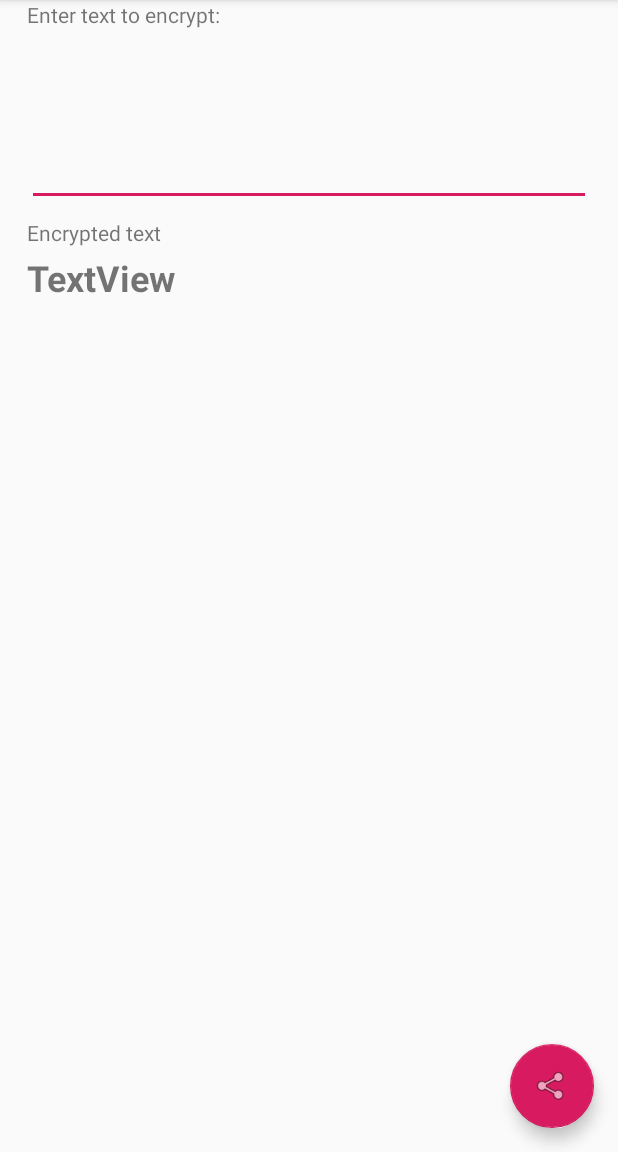
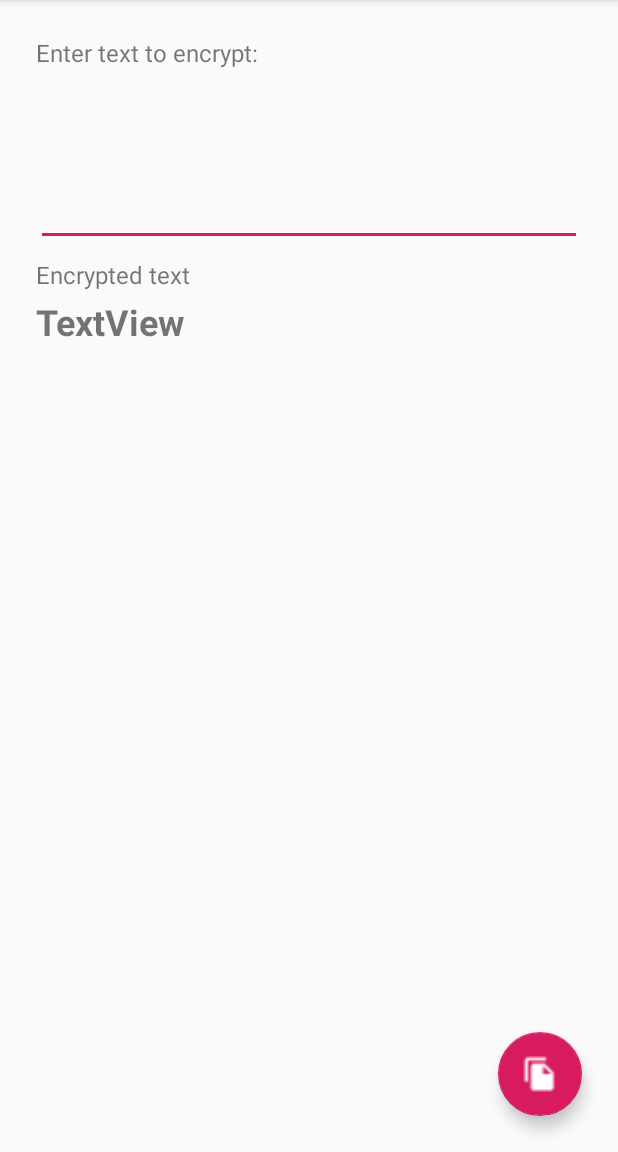
Before and after one commit to dogriffiths/SecretApp, an Android app: the screen it shows after launch (MainActivity), on a phone screen of 412 x 824 dp, the part 84-1236 px from its top. Run offline under Robolectric (Android 15) with nearby library versions, the phone set to English and light mode, and no system bars; 2 statements that could not run were skipped.

Commit message:
feat: Small tweaks to UI

```diff
--- a/app/src/main/java/com/aspenshore/secretapp/MainActivity.kt
+++ b/app/src/main/java/com/aspenshore/secretapp/MainActivity.kt
@@ -8,9 +8,8 @@ import android.text.Editable
 import android.text.TextWatcher
 import android.view.Menu
 import android.view.MenuItem
-import android.view.View
+import android.widget.Toast
 import androidx.appcompat.app.AppCompatActivity
-import com.google.android.material.floatingactionbutton.FloatingActionButton
 import kotlinx.android.synthetic.main.activity_main.*
 import kotlinx.android.synthetic.main.content_main.*
 
@@ -40,6 +39,7 @@ class MainActivity : AppCompatActivity() {
         btnCopy.setOnClickListener {
             val clipboardManager = getSystemService(Context.CLIPBOARD_SERVICE) as ClipboardManager
             clipboardManager.primaryClip = ClipData.newPlainText("simple text", textEncrypted.text)
+            Toast.makeText(this, getString(R.string.text_save_to_clipboard), Toast.LENGTH_LONG).show()
         }
     }
 
--- a/app/src/main/res/layout/activity_main.xml
+++ b/app/src/main/res/layout/activity_main.xml
@@ -28,6 +28,6 @@
         android:layout_height="wrap_content"
         android:layout_gravity="bottom|end"
         android:layout_margin="@dimen/fab_margin"
-        app:srcCompat="@android:drawable/ic_menu_share" />
+        app:srcCompat="@drawable/baseline_file_copy_white_18dp" />
 
 </androidx.coordinatorlayout.widget.CoordinatorLayout>
--- a/app/src/main/res/layout/content_main.xml
+++ b/app/src/main/res/layout/content_main.xml
@@ -12,19 +12,21 @@
         android:id="@+id/textView2"
         android:layout_width="wrap_content"
         android:layout_height="wrap_content"
-        android:layout_marginStart="18dp"
+        android:layout_marginStart="@dimen/std_margin"
+        android:layout_marginTop="@dimen/std_margin"
         android:text="@string/enter_text_to_encrypt"
+        android:textSize="@dimen/label_text_size"
         app:layout_constraintTop_toTopOf="parent"
         app:layout_constraintStart_toStartOf="parent"
-        tools:layout_editor_absoluteY="16dp" />
+        tools:layout_editor_absoluteY="@dimen/std_margin" />
 
     <EditText
         android:id="@+id/editSource"
         android:layout_width="0dp"
         android:layout_height="114dp"
-        android:layout_marginStart="18dp"
-        android:layout_marginTop="4dp"
-        android:layout_marginEnd="18dp"
+        android:layout_marginStart="@dimen/std_margin"
+        android:layout_marginTop="@dimen/label_margin_bottom"
+        android:layout_marginEnd="@dimen/std_margin"
         android:ems="10"
         android:gravity="start|top"
         android:inputType="textMultiLine"
@@ -36,9 +38,10 @@
         android:id="@+id/textView3"
         android:layout_width="wrap_content"
         android:layout_height="wrap_content"
-        android:layout_marginStart="18dp"
+        android:layout_marginStart="@dimen/std_margin"
         android:layout_marginTop="8dp"
         android:text="@string/encrypted_text"
+        android:textSize="@dimen/label_text_size"
         app:layout_constraintStart_toStartOf="parent"
         app:layout_constraintTop_toBottomOf="@+id/editSource" />
 
@@ -46,12 +49,12 @@
         android:id="@+id/textEncrypted"
         android:layout_width="0dp"
         android:layout_height="0dp"
-        android:layout_marginStart="18dp"
-        android:layout_marginTop="4dp"
-        android:layout_marginEnd="18dp"
-        android:layout_marginBottom="36dp"
+        android:layout_marginStart="@dimen/std_margin"
+        android:layout_marginTop="@dimen/label_margin_bottom"
+        android:layout_marginEnd="@dimen/std_margin"
+        android:layout_marginBottom="@dimen/std_margin"
         android:text="TextView"
-        android:textSize="24sp"
+        android:textSize="@dimen/excrypted_text_size"
         android:textStyle="bold"
         app:layout_constraintBottom_toBottomOf="parent"
         app:layout_constraintEnd_toEndOf="parent"
--- /dev/null
+++ b/app/src/main/res/values-xhdpi/dimens.xml
@@ -0,0 +1,7 @@
+<resources>
+    <dimen name="fab_margin">24dp</dimen>
+    <dimen name="std_margin">24dp</dimen>
+    <dimen name="excrypted_text_size">24sp</dimen>
+    <dimen name="label_margin_bottom">4sp</dimen>
+    <dimen name="label_text_size">16sp</dimen>
+</resources>
--- a/app/src/main/res/values/dimens.xml
+++ b/app/src/main/res/values/dimens.xml
@@ -1,3 +1,7 @@
 <resources>
     <dimen name="fab_margin">16dp</dimen>
+    <dimen name="std_margin">16dp</dimen>
+    <dimen name="excrypted_text_size">36sp</dimen>
+    <dimen name="label_margin_bottom">8sp</dimen>
+    <dimen name="label_text_size">24sp</dimen>
 </resources>
--- a/app/src/main/res/values/strings.xml
+++ b/app/src/main/res/values/strings.xml
@@ -3,4 +3,5 @@
     <string name="action_settings">Settings</string>
     <string name="encrypted_text">Encrypted text</string>
     <string name="enter_text_to_encrypt">Enter text to encrypt:</string>
+    <string name="text_save_to_clipboard">Text saved to clipboard</string>
 </resources>
```
Also changed, not shown: app/src/main/res/drawable/baseline_file_copy_white_18dp.png (added).
